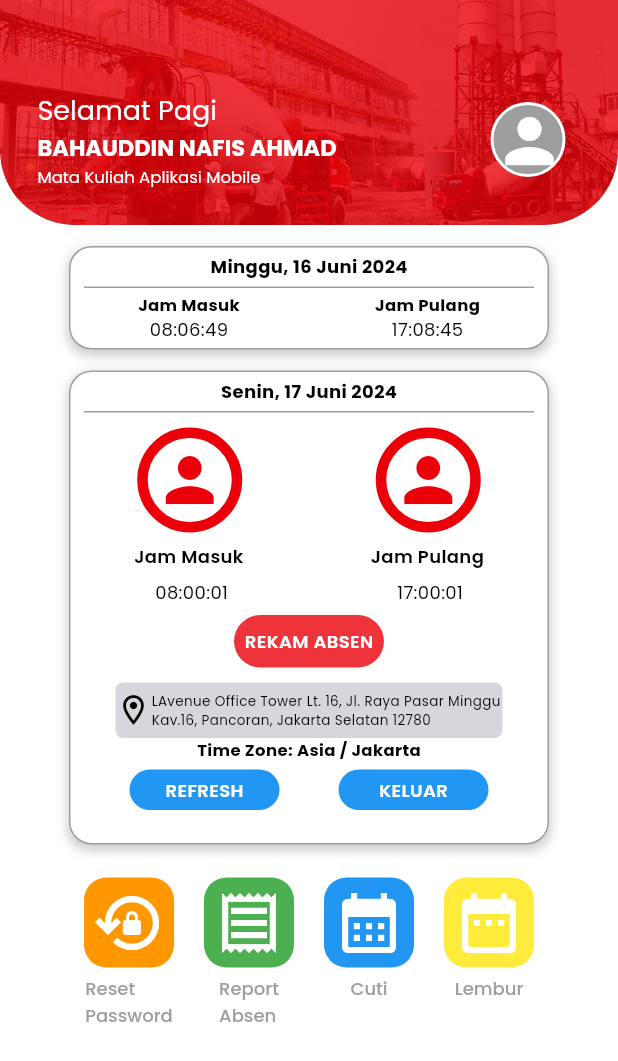
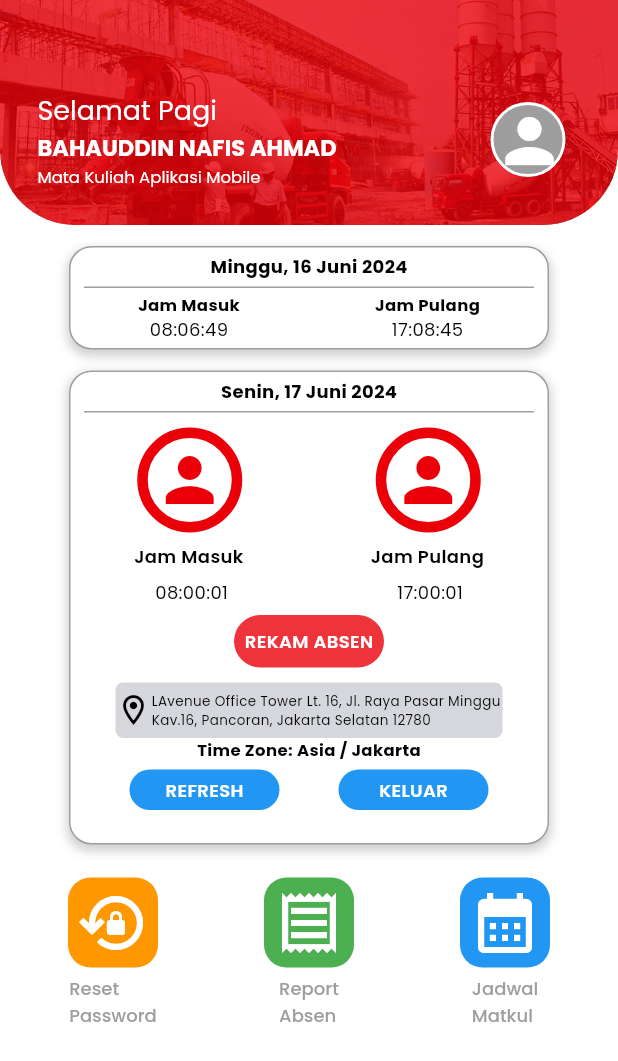
Before and after one commit to Bahauddinnafis/attendance_app_adhimix, a Flutter app: the HomeScreen screen opened directly, on a phone screen of 412 x 824 dp. Shown: the top 1061 px of the screen. Run offline on Flutter 3.47's test engine with Material 3 defaults, Android fonts, the phone set to English and light mode, and no system bars; our stand-ins replace date_picker_timeline, google_fonts.

Commit message:
UI Jadwal Matakuliah

```diff
--- a/lib/features/third_feature.dart
+++ b/lib/features/third_feature.dart
@@ -1,3 +1,4 @@
+import 'package:absensi_adhimix/features/details/jadwal_matkul.dart';
 import 'package:absensi_adhimix/features/details/report_absensi.dart';
 import 'package:absensi_adhimix/features/details/reset_password.dart';
 import 'package:flutter/material.dart';
@@ -9,7 +10,7 @@ class ThirdFeature extends StatelessWidget {
   @override
   Widget build(BuildContext context) {
     return Row(
-      mainAxisAlignment: MainAxisAlignment.center,
+      mainAxisAlignment: MainAxisAlignment.spaceEvenly,
       children: [
         Column(
           children: [
@@ -131,7 +132,16 @@ class ThirdFeature extends StatelessWidget {
         ),
         Column(
           children: [
-            Container(
+            InkWell(
+              onTap: () {
+                Navigator.push(
+                  context,
+                  MaterialPageRoute(
+                    builder: (context) => const JadwalMatkul(),
+                  ),
+                );
+              },
+              child: Container(
                 height: 60,
                 width: 60,
                 decoration: BoxDecoration(
@@ -144,6 +154,7 @@ class ThirdFeature extends StatelessWidget {
                   color: Colors.white,
                 ),
               ),
+            ),
             const SizedBox(
               height: 5,
             ),
@@ -151,7 +162,7 @@ class ThirdFeature extends StatelessWidget {
               text: TextSpan(
                 children: [
                   TextSpan(
-                    text: 'Cuti',
+                    text: 'Jadwal',
                     style: GoogleFonts.poppins(
                       textStyle: const TextStyle(
                         fontSize: 12,
@@ -161,56 +172,7 @@ class ThirdFeature extends StatelessWidget {
                     ),
                   ),
                   TextSpan(
-                    text: '\n',
-                    style: GoogleFonts.poppins(
-                      textStyle: const TextStyle(
-                        fontSize: 12,
-                        fontWeight: FontWeight.w500,
-                        color: Colors.grey,
-                      ),
-                    ),
-                  ),
-                ],
-              ),
-            ),
-          ],
-        ),
-        const SizedBox(
-          width: 20,
-        ),
-        Column(
-          children: [
-            Container(
-              height: 60,
-              width: 60,
-              decoration: BoxDecoration(
-                color: Colors.yellow,
-                borderRadius: BorderRadius.circular(15),
-              ),
-              child: const Icon(
-                Icons.date_range_rounded,
-                size: 48,
-                color: Colors.white,
-              ),
-            ),
-            const SizedBox(
-              height: 5,
-            ),
-            RichText(
-              text: TextSpan(
-                children: [
-                  TextSpan(
-                    text: 'Lembur',
-                    style: GoogleFonts.poppins(
-                      textStyle: const TextStyle(
-                        fontSize: 12,
-                        fontWeight: FontWeight.w500,
-                        color: Colors.grey,
-                      ),
-                    ),
-                  ),
-                  TextSpan(
-                    text: '\n',
+                    text: '\nMatkul',
                     style: GoogleFonts.poppins(
                       textStyle: const TextStyle(
                         fontSize: 12,
--- a/pubspec.yaml
+++ b/pubspec.yaml
@@ -14,6 +14,8 @@ dependencies:
   google_fonts: ^6.2.1
 
   cupertino_icons: ^1.0.6
+  intl: ^0.19.0
+  date_picker_timeline: ^1.2.6
 
 dev_dependencies:
   flutter_test:
```
Also changed, not shown: lib/app_view.dart (+20 -0 lines), lib/data/data_jadwal.dart (added, +72 -0 lines), lib/features/details/jadwal_matkul.dart (added, +182 -0 lines), lib/features/details/report_absensi.dart (+29 -27 lines), pubspec.lock. Lines whose indentation alone changed are shown as unchanged.
